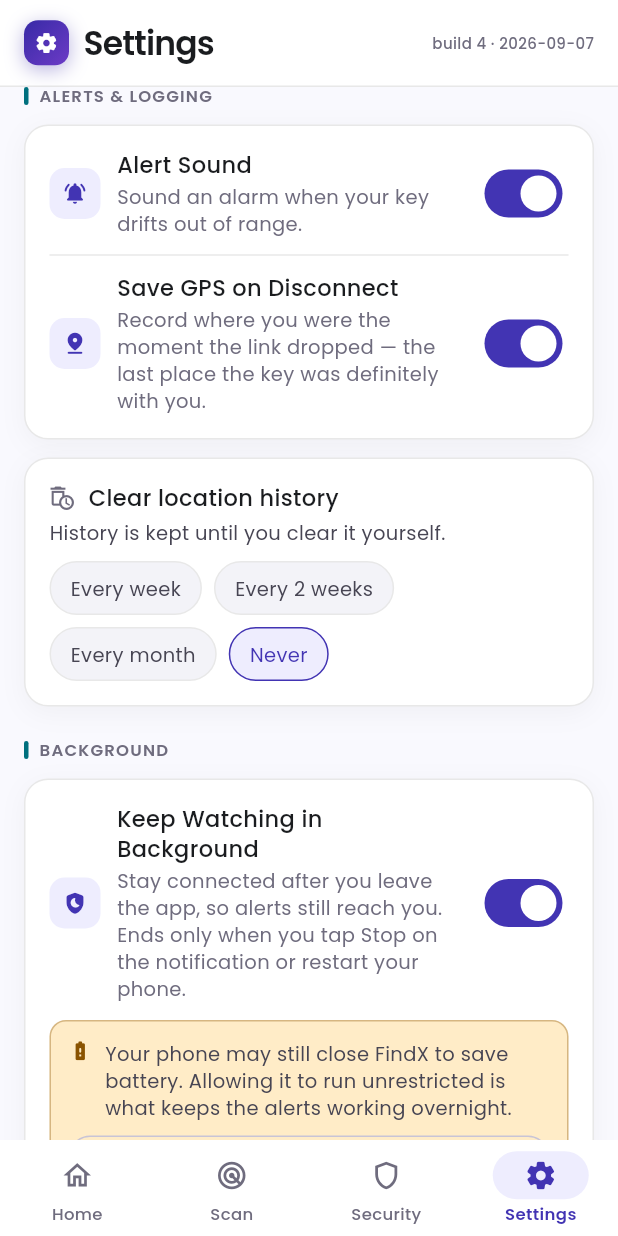
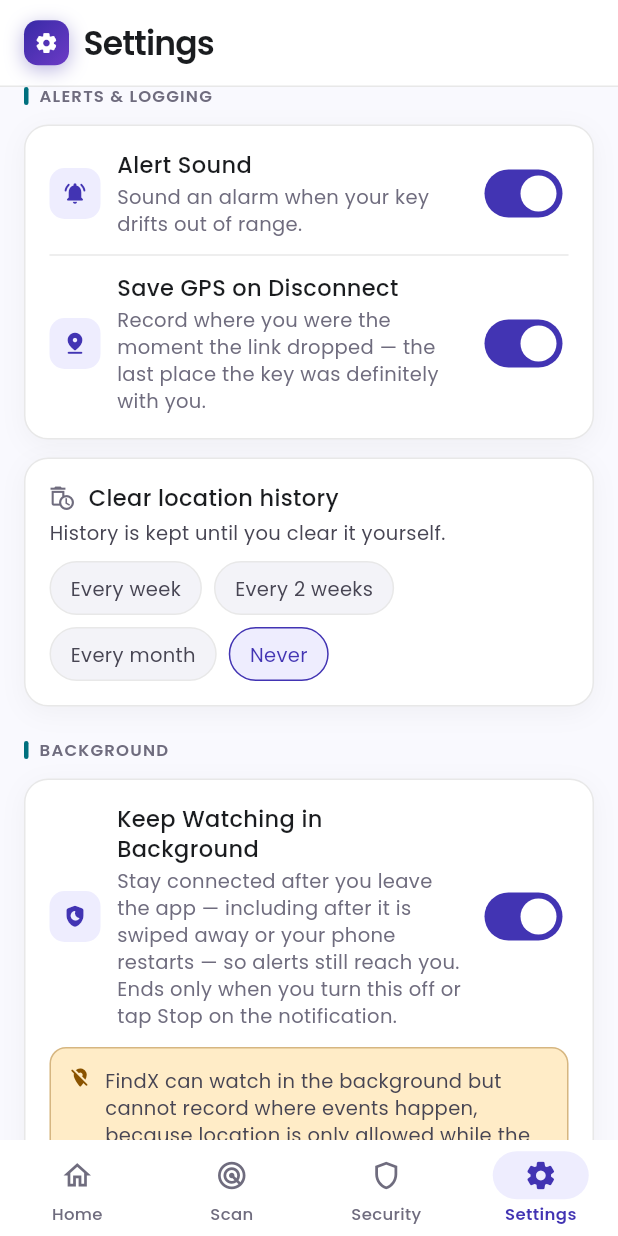
Before and after one commit to Blexalmighty/Keyguard-Final-Year-Project, a Flutter app: the screen it shows after launch, item 4 of the bottom bar chosen, scrolled down 2304 dp, on a phone screen of 412 x 824 dp. Run offline on Flutter 3.47's test engine with Material 3 defaults, Android fonts, the phone set to English and light mode, and no system bars; our stand-ins replace audioplayers, connectivity_plus, file_picker, flutter_blue_plus, flutter_local_notifications, flutter_secure_storage and 4 more; missing offline and left inert: flutter_foreground_task, flutter_ringtone_player; network calls fail.

Commit message:
Send the phone's position to a single-channel board, and keep watching after a reboot
Two faults, both reported as "it keeps showing no GPS".

The first was the reason nothing arrived. The board in the field exposes
only the data characteristic and announces its claim state on it in plain
words — AUTH:unpaired the moment the link comes up, AUTH:ok once a token
matches. The app's own protocol runs that handshake on a second
characteristic, so none of those words meant anything here: the ownership
state stayed `unknown` for the whole session, and pushPhoneLocation reads
that state to decide whether a write would be refused. It saw "unknown"
and stayed silent, every time. The phone had a good fix, the app showed
it, and not one position frame was ever written — so the board's
hasValidLocation stayed false and its screen printed "No GPS" forever.

_applySimpleAuthFrame now reads those frames, and the write gate also
passes when there is no auth characteristic at all: waiting for a
handshake that cannot happen is waiting forever. The lock that matters is
still the firmware's, and it is still the firmware that decides.

The second was Android. From API 29 the fine/coarse permissions only work
while the app is in front, so the position stamped on every connect,
disconnect and ping went missing the moment the owner switched apps — and
that position is the only one the keyholder's screen will ever have.
ACCESS_BACKGROUND_LOCATION is now declared and requested, in the two
steps Android insists on: ordinary location first, the upgrade second,
because asked together it is refused outright and the owner never sees a
dialog. On Android 11+ the upgrade is not a dialog at all, so the
Settings card offers the app's permission page instead.

Background monitoring also survives a reboot now (autoRunOnBoot), which
is the rest of "works like WhatsApp". It is not presumptuous: the
plugin's boot receiver only restarts a service that was running when the
phone went down, so an owner who never turned it on gets nothing.

Also: the Settings device card and the stored pairing identity now read
displayName rather than the raw advertised name, so a unit flashed before
the rename no longer makes Settings say "KeyGuard"; and the build stamp is
gone from the Settings header, along with lib/build_info.dart, which had
no other caller.

Co-Authored-By: Claude Opus 5 <noreply@anthropic.com>

```diff
--- a/lib/build_info.dart
+++ /dev/null
@@ -1,11 +0,0 @@
-/// Identifies the build, so a screenshot can answer "which APK is this?".
-///
-/// Sideloaded APKs are easy to confuse — same icon, same name, no version shown
-/// anywhere in the UI. That cost real debugging time once: a layout bug that had
-/// already been fixed was reported again from a stale install, and there was no
-/// way to tell from the screenshot which build produced it.
-///
-/// Bump this by hand when producing a build for testing. It is deliberately not
-/// read from the package version: `versionName` stays `1.0.0` across a dozen test
-/// builds, which is exactly the ambiguity this exists to remove.
-const String kBuildStamp = 'build 4 · 2026-09-07';
--- a/lib/screens/settings_screen.dart
+++ b/lib/screens/settings_screen.dart
@@ -3,7 +3,6 @@ import 'dart:math';
 import 'package:flutter/material.dart';
 import 'package:provider/provider.dart';
 
-import '../build_info.dart';
 import '../models/alert_distances.dart';
 import '../models/alert_pattern.dart';
 import '../models/ble_device.dart';
@@ -119,11 +118,12 @@ class _AppBar extends StatelessWidget {
               const AppLogoTile(icon: Icons.settings_rounded, size: 30),
               const SizedBox(width: 10),
               const AppWordmark('Settings'),
-              const Spacer(),
-              // The build stamp is here so a screenshot answers "which APK is
-              // this?" without asking. Sideloaded builds are easy to mix up, and
-              // debugging a layout that was already fixed is expensive.
-              Text(kBuildStamp, style: AppTypography.microLabel(color: p.muted)),
+              // The build stamp used to sit here, on the right, so a screenshot
+              // would answer "which APK is this?". Removed on request: it is
+              // developer bookkeeping shown to the owner every time they open
+              // Settings, and Android's own app info already reports the
+              // version. lib/build_info.dart went with it — it had no other
+              // caller, and a constant nothing reads is worse than no constant.
             ],
           ),
         ),
@@ -325,7 +325,13 @@ class _DeviceInfoCard extends StatelessWidget {
             child: Column(
               crossAxisAlignment: CrossAxisAlignment.start,
               children: [
-                Text(bleService.deviceName,
+                // displayName, not deviceName: the raw advertised name is
+                // whatever is burned into the board, and a unit flashed before
+                // the rename still broadcasts "KeyGuard". Showing that here
+                // made Settings contradict the rest of the app on hardware the
+                // owner has no reason to reflash. displayName prefers their own
+                // nickname, then maps the legacy names onto FindMe.
+                Text(bleService.displayName,
                     style: AppTypography.headlineMd(color: Colors.white),
                     overflow: TextOverflow.ellipsis),
                 const SizedBox(height: 2),
@@ -1448,6 +1454,10 @@ class _BackgroundCardState extends State<_BackgroundCard> {
   void initState() {
     super.initState();
     _refreshBatteryState();
+    // The owner may have granted "Allow all the time" in system settings since
+    // the last time the app looked — on Android 11+ that is the only way it can
+    // be granted, so the app has to re-read it rather than remember an answer.
+    widget.bleService.refreshBackgroundLocationGrant();
   }
 
   Future<void> _refreshBatteryState() async {
@@ -1467,6 +1477,7 @@ class _BackgroundCardState extends State<_BackgroundCard> {
   Widget build(BuildContext context) {
     final p = AppPalette.of(context);
     final on = widget.bleService.backgroundRunningEnabled;
+    final locationGranted = widget.bleService.backgroundLocationGranted;
 
     return _Card(
       child: Column(
@@ -1476,9 +1487,10 @@ class _BackgroundCardState extends State<_BackgroundCard> {
             icon: Icons.shield_moon_rounded,
             title: 'Keep Watching in Background',
             subtitle:
-                'Stay connected after you leave the app, so alerts still reach '
-                'you. Ends only when you tap Stop on the notification or '
-                'restart your phone.',
+                'Stay connected after you leave the app — including after it '
+                'is swiped away or your phone restarts — so alerts still reach '
+                'you. Ends only when you turn this off or tap Stop on the '
+                'notification.',
             value: on,
             onChanged: (v) async {
               await widget.bleService.setBackgroundRunningEnabled(v);
@@ -1486,12 +1498,95 @@ class _BackgroundCardState extends State<_BackgroundCard> {
             },
           ),
 
-          // The exemption only matters while the feature is on, and asking for
-          // it before then would be asking the owner to grant something for a
-          // feature they have not switched on.
+          // Neither permission matters while the feature is off, and asking for
+          // one then would be asking the owner to grant something for a feature
+          // they have not switched on.
+
+          // Location first: it is the one the owner is most likely to be
+          // missing, because Android will not grant it in a dialog.
+          if (on && locationGranted == false) ...[
+            const SizedBox(height: 12),
+            _PermissionNotice(
+              icon: Icons.location_off_rounded,
+              message:
+                  'FindX can watch in the background but cannot record where '
+                  'events happen, because location is only allowed while the '
+                  'app is open. Set it to "Allow all the time" to keep the '
+                  'event log and your keyholder\'s screen up to date.',
+              actionIcon: Icons.my_location_rounded,
+              actionLabel: 'Open location permission',
+              onPressed: () async {
+                await widget.bleService.phoneLocation?.openAppSettings();
+                if (!mounted) return;
+                await widget.bleService.refreshBackgroundLocationGrant();
+              },
+            ),
+          ],
+
           if (on && _batteryExempt == false) ...[
             const SizedBox(height: 12),
-            Container(
+            _PermissionNotice(
+              icon: Icons.battery_alert_rounded,
+              message:
+                  'Your phone may still close FindX to save battery. Allowing '
+                  'it to run unrestricted is what keeps the alerts working '
+                  'overnight.',
+              actionIcon: Icons.battery_saver_rounded,
+              actionLabel: 'Allow unrestricted battery use',
+              onPressed: _requestBatteryExemption,
+            ),
+          ],
+
+          if (on && _batteryExempt == true && locationGranted == true) ...[
+            const SizedBox(height: 12),
+            Row(
+              children: [
+                Icon(Icons.check_circle_rounded, size: 15, color: p.success),
+                const SizedBox(width: 9),
+                Expanded(
+                  child: Text(
+                    'Location and battery are both set the way FindX needs '
+                    'them, so this phone should keep watching even when the '
+                    'app is closed.',
+                    style: AppTypography.bodyMd(color: p.onSurfaceVariant),
+                  ),
+                ),
+              ],
+            ),
+          ],
+        ],
+      ),
+    );
+  }
+}
+
+/// A "this is switched on but something is missing" block, with one button that
+/// goes and fixes it.
+///
+/// Both of the permissions background monitoring depends on are granted outside
+/// the app — one in a system dialog, one on the app's own settings page — so both
+/// need the same shape of nudge. Written once rather than twice because the two
+/// were already drifting apart in wording and padding.
+class _PermissionNotice extends StatelessWidget {
+  const _PermissionNotice({
+    required this.icon,
+    required this.message,
+    required this.actionIcon,
+    required this.actionLabel,
+    required this.onPressed,
+  });
+
+  final IconData icon;
+  final String message;
+  final IconData actionIcon;
+  final String actionLabel;
+  final VoidCallback onPressed;
+
+  @override
+  Widget build(BuildContext context) {
+    final p = AppPalette.of(context);
+
+    return Container(
       padding: const EdgeInsets.all(12),
       decoration: BoxDecoration(
         color: p.warningSoft,
@@ -1504,16 +1599,12 @@ class _BackgroundCardState extends State<_BackgroundCard> {
           Row(
             crossAxisAlignment: CrossAxisAlignment.start,
             children: [
-                      Icon(Icons.battery_alert_rounded,
-                          size: 15, color: p.warning),
+              Icon(icon, size: 15, color: p.warning),
               const SizedBox(width: 9),
               Expanded(
                 child: Text(
-                          'Your phone may still close FindX to save battery. '
-                          'Allowing it to run unrestricted is what keeps the '
-                          'alerts working overnight.',
-                          style: AppTypography.bodyMd(
-                              color: p.onSurfaceVariant),
+                  message,
+                  style: AppTypography.bodyMd(color: p.onSurfaceVariant),
                 ),
               ),
             ],
@@ -1522,32 +1613,11 @@ class _BackgroundCardState extends State<_BackgroundCard> {
           SizedBox(
             width: double.infinity,
             child: OutlinedButton.icon(
-                      onPressed: _requestBatteryExemption,
-                      icon: const Icon(Icons.battery_saver_rounded, size: 17),
-                      label: const Text('Allow unrestricted battery use'),
-                    ),
-                  ),
-                ],
-              ),
-            ),
-          ],
-
-          if (on && _batteryExempt == true) ...[
-            const SizedBox(height: 12),
-            Row(
-              children: [
-                Icon(Icons.check_circle_rounded, size: 15, color: p.success),
-                const SizedBox(width: 9),
-                Expanded(
-                  child: Text(
-                    'Battery optimisation is off for FindX, so this phone '
-                    'should not close it.',
-                    style: AppTypography.bodyMd(color: p.onSurfaceVariant),
-                  ),
-                ),
-              ],
-            ),
-          ],
+              onPressed: onPressed,
+              icon: Icon(actionIcon, size: 17),
+              label: Text(actionLabel),
+            ),
+          ),
         ],
       ),
     );
--- a/lib/services/ble_protocol.dart
+++ b/lib/services/ble_protocol.dart
@@ -214,6 +214,37 @@ class BleResponses {
 
   /// A command was sent before the session was authenticated.
   static const String notAuthed = 'ERR_NOT_AUTHED';
+
+  // ---------------------------------------------------------------------------
+  // Single-channel firmware
+  // ---------------------------------------------------------------------------
+  //
+  // Some boards expose only the data characteristic and announce their claim
+  // state on it, using `AUTH:`-prefixed words instead of the frames above. That
+  // is not a broken device — it is a simpler protocol, and it is what is on the
+  // hardware in the field.
+  //
+  // Recognising these strings is what makes the keyholder's own screen work on
+  // such a board. Until it was added, the app never learned the claim state, so
+  // every data write — including the phone's position — was withheld as
+  // "possibly unauthenticated", and the board's location page sat on "No GPS"
+  // forever while the app sat on a perfectly good fix. See
+  // BleService.pushPhoneLocation.
+
+  /// The board has no owner stored. Equivalent to [statusUnclaimed].
+  static const String simpleAuthUnpaired = 'AUTH:unpaired';
+
+  /// The board has an owner stored and is waiting for a token.
+  static const String simpleAuthRegistered = 'AUTH:registered';
+
+  /// The token matched. Equivalent to [authOk].
+  static const String simpleAuthOk = 'AUTH:ok';
+
+  /// There was nothing to match against, so the session is allowed.
+  static const String simpleAuthOkUnpaired = 'AUTH:ok_unpaired';
+
+  /// The token did not match. Equivalent to [authFail].
+  static const String simpleAuthDenied = 'AUTH:denied';
 }
 
 /// Sizes and timings that both sides must agree on.
--- a/lib/services/pairing_service.dart
+++ b/lib/services/pairing_service.dart
@@ -375,7 +375,9 @@ class PairingService extends ChangeNotifier {
     final stored = await _identity.storeKey(
       deviceId: device.remoteId.str,
       keyHex: keyHex,
-      deviceName: _ble.deviceName,
+      // displayName so the stored identity reads as FindMe (or the owner's own
+      // nickname) rather than whatever string the board happens to advertise.
+      deviceName: _ble.displayName,
     );
 
     if (!stored) {
```
Also changed, not shown: lib/services/background_service.dart (+15 -5 lines), lib/services/ble_service.dart (+108 -1 lines), lib/services/phone_location_service.dart (+77 -0 lines), 1 other file. Lines whose indentation alone changed are shown as unchanged.
